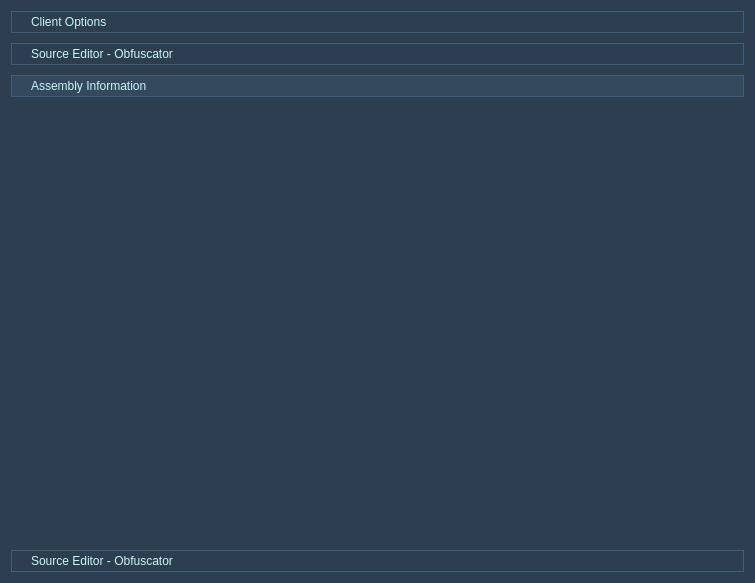
First picture: the form in source/builder/builder.ui, repository 5l1v3r1/Moderat, before the edit.
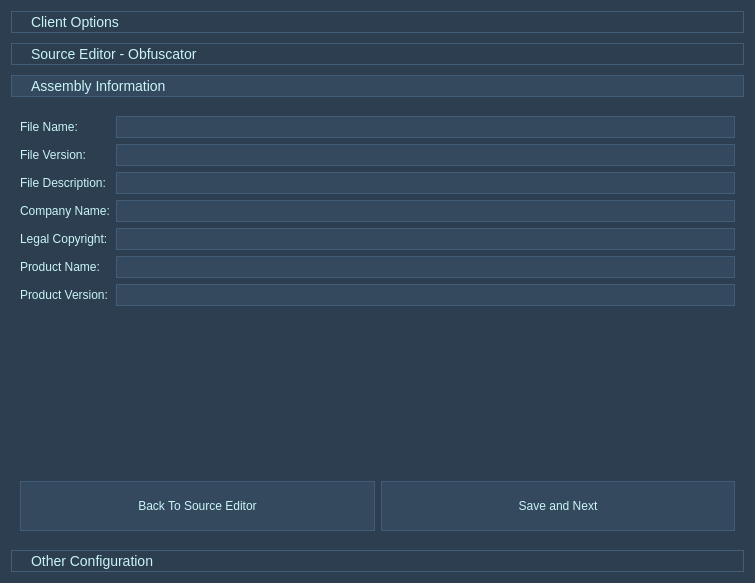
Second picture: the form after the edit. The open tabs and pages were chosen to show the change. Icons and pictures are not drawn.

What changed in the file:
```diff
--- a/source/builder/builder.ui
+++ b/source/builder/builder.ui
@@ -26,7 +26,7 @@
   width: 110%;
   border: 1px ridge;
   border-color: #2c3e50;
-  color: 
+  font-size: 14px;
  }
 
  QToolBox::tab:selected {
@@ -707,12 +707,290 @@
         <x>0</x>
         <y>0</y>
         <width>737</width>
-        <height>435</height>
+        <height>441</height>
        </rect>
       </property>
       <attribute name="label">
        <string>Assembly Information</string>
       </attribute>
+      <layout class="QGridLayout" name="gridLayout_6">
+       <item row="8" column="0" colspan="2">
+        <layout class="QHBoxLayout" name="horizontalLayout_12">
+         <item>
+          <widget class="QPushButton" name="backToIdleButton">
+           <property name="minimumSize">
+            <size>
+             <width>0</width>
+             <height>50</height>
+            </size>
+           </property>
+           <property name="styleSheet">
+            <string notr="true">QPushButton#backToIdleButton {
+			border: 1px ridge;
+            border-color: #2c3e50;
+			padding: 2px;
+            background-color: #34495e;
+            }
+
+QPushButton#backToIdleButton:pressed {
+            background-color: #2c3e50;
+            }</string>
+           </property>
+           <property name="text">
+            <string>Back To Source Editor</string>
+           </property>
+           <property name="icon">
+            <iconset resource="../res.qrc">
+             <normaloff>:/icons/assets/back.png</normaloff>:/icons/assets/back.png</iconset>
+           </property>
+           <property name="iconSize">
+            <size>
+             <width>32</width>
+             <height>32</height>
+            </size>
+           </property>
+          </widget>
+         </item>
+         <item>
+          <widget class="QPushButton" name="nextToOtherButton">
+           <property name="minimumSize">
+            <size>
+             <width>0</width>
+             <height>50</height>
+            </size>
+           </property>
+           <property name="styleSheet">
+            <string notr="true">QPushButton#nextToOtherButton {
+			border: 1px ridge;
+            border-color: #2c3e50;
+			padding: 2px;
+            background-color: #34495e;
+            }
+
+QPushButton#nextToOtherButton:pressed {
+            background-color: #2c3e50;
+            }</string>
+           </property>
+           <property name="text">
+            <string>Save and Next</string>
+           </property>
+           <property name="icon">
+            <iconset resource="../res.qrc">
+             <normaloff>:/icons/assets/start.png</normaloff>:/icons/assets/start.png</iconset>
+           </property>
+           <property name="iconSize">
+            <size>
+             <width>32</width>
+             <height>32</height>
+            </size>
+           </property>
+          </widget>
+         </item>
+        </layout>
+       </item>
+       <item row="1" column="0">
+        <widget class="QLabel" name="asmFileVersionLabel">
+         <property name="text">
+          <string>File Version:</string>
+         </property>
+        </widget>
+       </item>
+       <item row="0" column="0">
+        <widget class="QLabel" name="asmFileNameLabel">
+         <property name="text">
+          <string>File Name:</string>
+         </property>
+        </widget>
+       </item>
+       <item row="0" column="1">
+        <layout class="QHBoxLayout" name="horizontalLayout_7">
+         <item>
+          <widget class="QLineEdit" name="asmFileNameLine">
+           <property name="styleSheet">
+            <string notr="true">QLineEdit#asmFileNameLine {
+			border: 1px ridge;
+            border-color: #2c3e50;
+			padding: 2px;
+            background-color: #34495e;
+            }
+
+QLineEdit#asmFileNameLine:pressed {
+            border: 1px ridge #c9f5f7;
+            }</string>
+           </property>
+          </widget>
+         </item>
+        </layout>
+       </item>
+       <item row="5" column="0">
+        <widget class="QLabel" name="asmProductNameLabel">
+         <property name="text">
+          <string>Product Name:</string>
+         </property>
+        </widget>
+       </item>
+       <item row="5" column="1">
+        <layout class="QHBoxLayout" name="horizontalLayout_11">
+         <item>
+          <widget class="QLineEdit" name="asmProductNameLine">
+           <property name="styleSheet">
+            <string notr="true">QLineEdit#asmProductNameLine {
+			border: 1px ridge;
+            border-color: #2c3e50;
+			padding: 2px;
+            background-color: #34495e;
+            }
+
+QLineEdit#asmProductNameLine:pressed {
+            border: 1px ridge #c9f5f7;
+            }</string>
+           </property>
+          </widget>
+         </item>
+        </layout>
+       </item>
+       <item row="4" column="1">
+        <layout class="QHBoxLayout" name="horizontalLayout_10">
+         <item>
+          <widget class="QLineEdit" name="asmLegalCopyrightLine">
+           <property name="styleSheet">
+            <string notr="true">QLineEdit#asmLegalCopyrightLine {
+			border: 1px ridge;
+            border-color: #2c3e50;
+			padding: 2px;
+            background-color: #34495e;
+            }
+
+QLineEdit#asmLegalCopyrightLine:pressed {
+            border: 1px ridge #c9f5f7;
+            }</string>
+           </property>
+          </widget>
+         </item>
+        </layout>
+       </item>
+       <item row="6" column="0">
+        <widget class="QLabel" name="asmProductVersionLabel">
+         <property name="text">
+          <string>Product Version:</string>
+         </property>
+        </widget>
+       </item>
+       <item row="1" column="1">
+        <layout class="QHBoxLayout" name="horizontalLayout_8">
+         <item>
+          <widget class="QLineEdit" name="asmFileVersionLine">
+           <property name="styleSheet">
+            <string notr="true">QLineEdit#asmFileVersionLine {
+			border: 1px ridge;
+            border-color: #2c3e50;
+			padding: 2px;
+            background-color: #34495e;
+            }
+
+QLineEdit#asmFileVersionLine:pressed {
+            border: 1px ridge #c9f5f7;
+            }</string>
+           </property>
+          </widget>
+         </item>
+        </layout>
+       </item>
+       <item row="2" column="1">
+        <layout class="QHBoxLayout" name="horizontalLayout_15">
+         <item>
+          <widget class="QLineEdit" name="asmFileDescriptionLine">
+           <property name="styleSheet">
+            <string notr="true">QLineEdit#asmFileDescriptionLine {
+			border: 1px ridge;
+            border-color: #2c3e50;
+			padding: 2px;
+            background-color: #34495e;
+            }
+
+QLineEdit#asmFileDescriptionLine:pressed {
+            border: 1px ridge #c9f5f7;
+            }</string>
+           </property>
+          </widget>
+         </item>
+        </layout>
+       </item>
+       <item row="2" column="0">
+        <widget class="QLabel" name="asmFileDescriptionLabel">
+         <property name="text">
+          <string>File Description:</string>
+         </property>
+        </widget>
+       </item>
+       <item row="3" column="0">
+        <widget class="QLabel" name="asmCompanyNameLabel">
+         <property name="text">
+          <string>Company Name:</string>
+         </property>
+        </widget>
+       </item>
+       <item row="3" column="1">
+        <layout class="QHBoxLayout" name="horizontalLayout_9">
+         <item>
+          <widget class="QLineEdit" name="asmCompanyNameLine">
+           <property name="styleSheet">
+            <string notr="true">QLineEdit#asmCompanyNameLine {
+			border: 1px ridge;
+            border-color: #2c3e50;
+			padding: 2px;
+            background-color: #34495e;
+            }
+
+QLineEdit#asmCompanyNameLine:pressed {
+            border: 1px ridge #c9f5f7;
+            }</string>
+           </property>
+          </widget>
+         </item>
+        </layout>
+       </item>
+       <item row="4" column="0">
+        <widget class="QLabel" name="asmLegalCopyrightLabel">
+         <property name="text">
+          <string>Legal Copyright:</string>
+         </property>
+        </widget>
+       </item>
+       <item row="6" column="1">
+        <layout class="QHBoxLayout" name="horizontalLayout_14">
+         <item>
+          <widget class="QLineEdit" name="asmProductVersionLine">
+           <property name="styleSheet">
+            <string notr="true">QLineEdit#asmProductVersionLine {
+			border: 1px ridge;
+            border-color: #2c3e50;
+			padding: 2px;
+            background-color: #34495e;
+            }
+
+QLineEdit#asmProductVersionLine:pressed {
+            border: 1px ridge #c9f5f7;
+            }</string>
+           </property>
+          </widget>
+         </item>
+        </layout>
+       </item>
+       <item row="7" column="1">
+        <spacer name="verticalSpacer">
+         <property name="orientation">
+          <enum>Qt::Vertical</enum>
+         </property>
+         <property name="sizeHint" stdset="0">
+          <size>
+           <width>20</width>
+           <height>40</height>
+          </size>
+         </property>
+        </spacer>
+       </item>
+      </layout>
      </widget>
      <widget class="QWidget" name="sourceEditor">
       <property name="geometry">
@@ -724,7 +1002,7 @@
        </rect>
       </property>
       <attribute name="label">
-       <string>Source Editor - Obfuscator</string>
+       <string>Other Configuration</string>
       </attribute>
      </widget>
     </widget>
```
Left out of the diff: 81 changed lines with no effect on the pictures.
